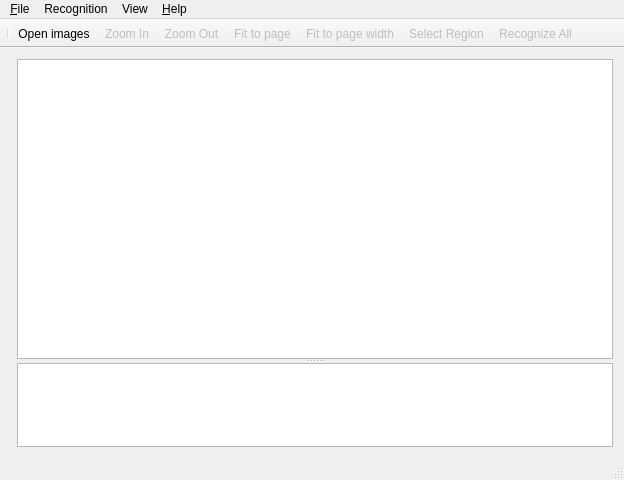
First picture: the form in gui/mainwindow.ui, repository uliss/quneiform, before the edit.
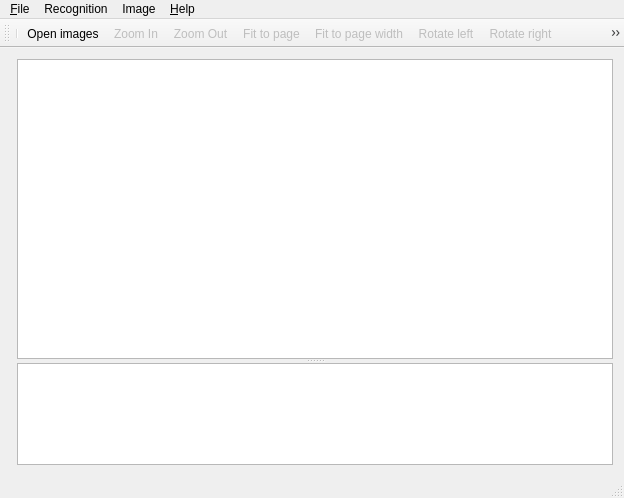
Second picture: the form after the edit. Icons and pictures are not drawn. Custom widgets are drawn as their Qt base class.

Commit message: Image scale, rotate added. Oxygen icons added

Diff of the .ui file:
```diff
--- a/gui/mainwindow.ui
+++ b/gui/mainwindow.ui
@@ -7,7 +7,7 @@
     <x>0</x>
     <y>0</y>
     <width>624</width>
-    <height>480</height>
+    <height>498</height>
    </rect>
   </property>
   <property name="windowTitle">
@@ -79,9 +79,9 @@
     </property>
     <addaction name="actionAbout"/>
    </widget>
-   <widget class="QMenu" name="menuView">
+   <widget class="QMenu" name="menuImage">
     <property name="title">
-     <string>View</string>
+     <string>Image</string>
     </property>
     <addaction name="actionZoom_In"/>
     <addaction name="actionZoom_Out"/>
@@ -95,21 +95,19 @@
    </widget>
    <addaction name="menuFile"/>
    <addaction name="menuRecognition"/>
-   <addaction name="menuView"/>
+   <addaction name="menuImage"/>
    <addaction name="menuHelp"/>
   </widget>
+  <widget class="QStatusBar" name="statusBar"/>
   <widget class="QToolBar" name="mainToolBar">
    <property name="enabled">
     <bool>true</bool>
    </property>
-   <property name="sizePolicy">
-    <sizepolicy hsizetype="Preferred" vsizetype="Fixed">
-     <horstretch>0</horstretch>
-     <verstretch>0</verstretch>
-    </sizepolicy>
-   </property>
    <property name="movable">
-    <bool>false</bool>
+    <bool>true</bool>
+   </property>
+   <property name="allowedAreas">
+    <set>Qt::LeftToolBarArea|Qt::RightToolBarArea|Qt::TopToolBarArea</set>
    </property>
    <property name="floatable">
     <bool>true</bool>
@@ -126,10 +124,11 @@
    <addaction name="actionZoom_Out"/>
    <addaction name="actionFitPage"/>
    <addaction name="actionFitWidth"/>
+   <addaction name="actionRotateLeft"/>
+   <addaction name="actionRotateRight"/>
    <addaction name="actionSelectRegion"/>
    <addaction name="actionRecognizeAll"/>
   </widget>
-  <widget class="QStatusBar" name="statusBar"/>
   <action name="actionAbout">
    <property name="text">
     <string>About</string>
@@ -225,6 +224,33 @@
     <string>Ctrl+R</string>
    </property>
   </action>
+  <action name="actionRotateRight">
+   <property name="enabled">
+    <bool>false</bool>
+   </property>
+   <property name="icon">
+    <iconset resource="resources/cuneiform.qrc">
+     <normaloff>:/img/oxygen/32x32/object_rotate_right.png</normaloff>:/img/oxygen/32x32/object_rotate_right.png</iconset>
+   </property>
+   <property name="text">
+    <string>Rotate right</string>
+   </property>
+   <property name="toolTip">
+    <string>Rotate right</string>
+   </property>
+  </action>
+  <action name="actionRotateLeft">
+   <property name="enabled">
+    <bool>false</bool>
+   </property>
+   <property name="icon">
+    <iconset resource="resources/cuneiform.qrc">
+     <normaloff>:/img/oxygen/32x32/object_rotate_left.png</normaloff>:/img/oxygen/32x32/object_rotate_left.png</iconset>
+   </property>
+   <property name="text">
+    <string>Rotate left</string>
+   </property>
+  </action>
  </widget>
  <layoutdefault spacing="6" margin="11"/>
  <customwidgets>
```
Left out of the diff: 20 changed lines with no effect on the pictures. The commit also changes 152 other files.
